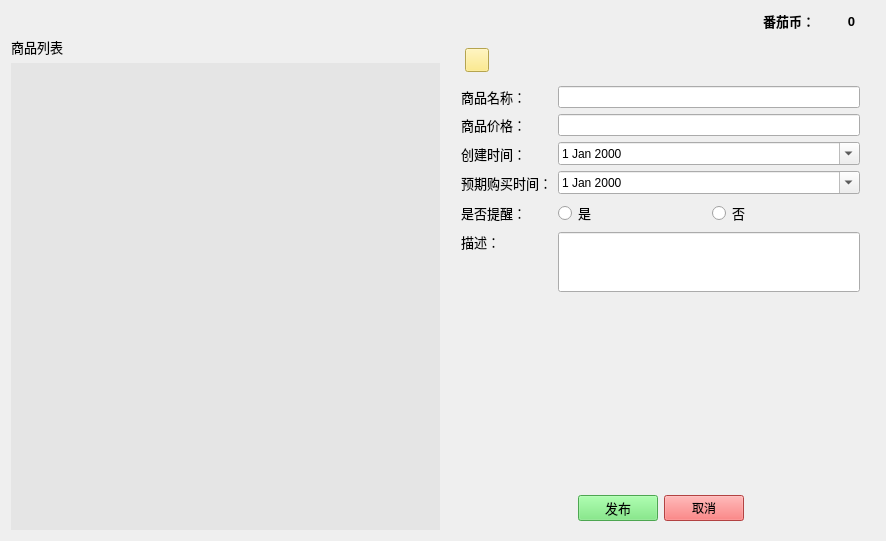
Old version of the form gui/marketWidget.ui in the repository WatsonJay/tomato_farm.
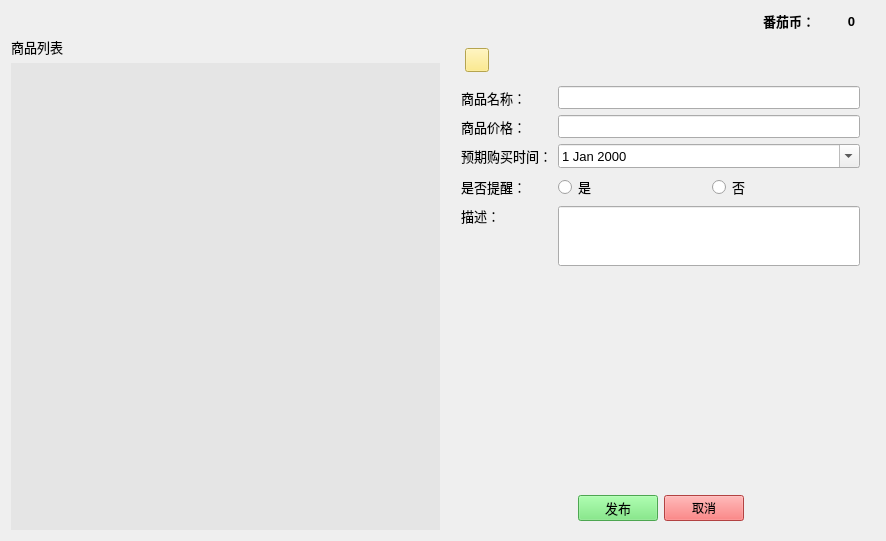
New version of the form. The open tabs and pages were chosen to show the change. Icons and pictures are not drawn.

Diff of the .ui file:
```diff
--- a/gui/marketWidget.ui
+++ b/gui/marketWidget.ui
@@ -798,7 +798,14 @@
             </widget>
            </item>
            <item row="0" column="1">
-            <widget class="QLineEdit" name="commNameLineEdit"/>
+            <widget class="QLineEdit" name="commNameLineEdit">
+             <property name="font">
+              <font>
+               <family>Microsoft YaHei UI</family>
+               <pointsize>10</pointsize>
+              </font>
+             </property>
+            </widget>
            </item>
            <item row="1" column="0">
             <widget class="QLabel" name="label_20">
@@ -814,29 +821,16 @@
             </widget>
            </item>
            <item row="1" column="1">
-            <widget class="QLineEdit" name="commPriceLineEdit"/>
+            <widget class="QLineEdit" name="commPriceLineEdit">
+             <property name="font">
+              <font>
+               <family>Microsoft YaHei UI</family>
+               <pointsize>10</pointsize>
+              </font>
+             </property>
+            </widget>
            </item>
            <item row="2" column="0">
-            <widget class="QLabel" name="label_22">
-             <property name="font">
-              <font>
-               <family>Microsoft YaHei UI</family>
-               <pointsize>10</pointsize>
-              </font>
-             </property>
-             <property name="text">
-              <string>创建时间：</string>
-             </property>
-            </widget>
-           </item>
-           <item row="2" column="1">
-            <widget class="QDateEdit" name="createDateEdit">
-             <property name="calendarPopup">
-              <bool>true</bool>
-             </property>
-            </widget>
-           </item>
-           <item row="3" column="0">
             <widget class="QLabel" name="label_23">
              <property name="font">
               <font>
@@ -849,14 +843,20 @@
              </property>
             </widget>
            </item>
-           <item row="3" column="1">
+           <item row="2" column="1">
             <widget class="QDateEdit" name="buyDateEdit">
+             <property name="font">
+              <font>
+               <family>Microsoft YaHei UI</family>
+               <pointsize>10</pointsize>
+              </font>
+             </property>
              <property name="calendarPopup">
               <bool>true</bool>
              </property>
             </widget>
            </item>
-           <item row="4" column="0">
+           <item row="3" column="0">
             <widget class="QLabel" name="label_24">
              <property name="font">
               <font>
@@ -869,7 +869,37 @@
              </property>
             </widget>
            </item>
-           <item row="5" column="0">
+           <item row="3" column="1">
+            <layout class="QHBoxLayout" name="horizontalLayout_8">
+             <item>
+              <widget class="QRadioButton" name="yesRadioButton">
+               <property name="font">
+                <font>
+                 <family>Microsoft YaHei UI</family>
+                 <pointsize>10</pointsize>
+                </font>
+               </property>
+               <property name="text">
+                <string>是</string>
+               </property>
+              </widget>
+             </item>
+             <item>
+              <widget class="QRadioButton" name="noRadioButton">
+               <property name="font">
+                <font>
+                 <family>Microsoft YaHei UI</family>
+                 <pointsize>10</pointsize>
+                </font>
+               </property>
+               <property name="text">
+                <string>否</string>
+               </property>
+              </widget>
+             </item>
+            </layout>
+           </item>
+           <item row="4" column="0">
             <widget class="QLabel" name="label_31">
              <property name="font">
               <font>
@@ -885,7 +915,7 @@
              </property>
             </widget>
            </item>
-           <item row="5" column="1">
+           <item row="4" column="1">
             <widget class="QLineEdit" name="descLineEdit">
              <property name="minimumSize">
               <size>
@@ -893,38 +923,14 @@
                <height>60</height>
               </size>
              </property>
+             <property name="font">
+              <font>
+               <family>Microsoft YaHei UI</family>
+               <pointsize>10</pointsize>
+              </font>
+             </property>
             </widget>
            </item>
-           <item row="4" column="1">
-            <layout class="QHBoxLayout" name="horizontalLayout_8">
-             <item>
-              <widget class="QRadioButton" name="yesRadioButton">
-               <property name="font">
-                <font>
-                 <family>Microsoft YaHei UI</family>
-                 <pointsize>10</pointsize>
-                </font>
-               </property>
-               <property name="text">
-                <string>是</string>
-               </property>
-              </widget>
-             </item>
-             <item>
-              <widget class="QRadioButton" name="noRadioButton">
-               <property name="font">
-                <font>
-                 <family>Microsoft YaHei UI</family>
-                 <pointsize>10</pointsize>
-                </font>
-               </property>
-               <property name="text">
-                <string>否</string>
-               </property>
-              </widget>
-             </item>
-            </layout>
-           </item>
           </layout>
          </item>
          <item>
```
Left out of the diff: 6 changed lines with no effect on the pictures.
